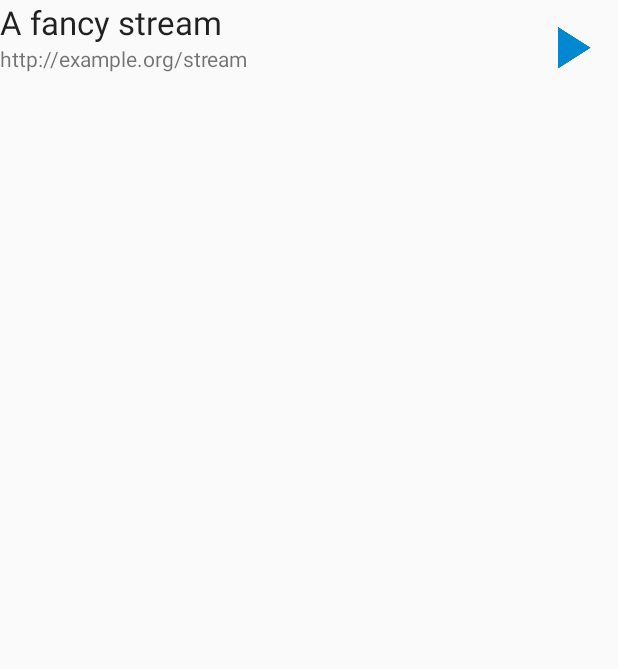
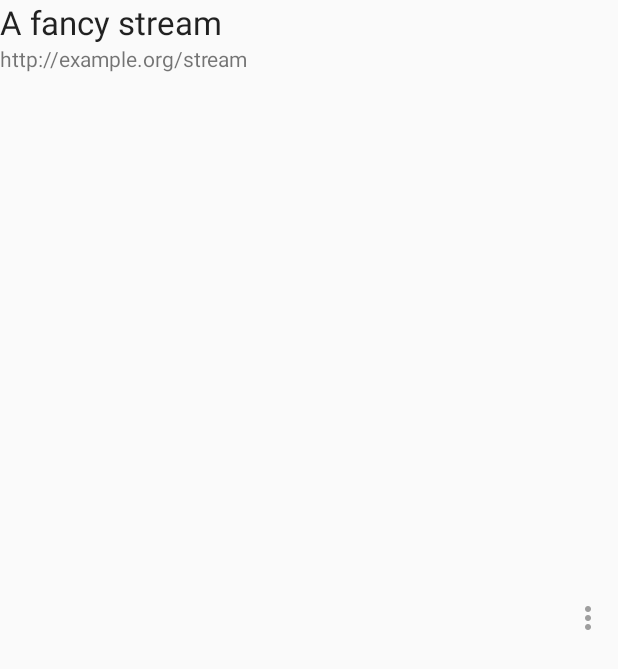
Before and after one commit to felixb/basscast, an Android app: the layout list_item_stream.xml on its own in the app's theme, with its tools: preview values and no code run, on a phone screen of 412 x 824 dp. Shown: the top 669 px of the screen. Run offline under Robolectric (Android 15) with nearby library versions, the phone set to English and light mode, and no system bars.

Commit message:
Make play the default action when clicking a stream
add popup menu for edit/delete

refs #10

```diff
--- a/app/src/main/java/de/ub0r/android/basscast/EditStreamActivity.java
+++ b/app/src/main/java/de/ub0r/android/basscast/EditStreamActivity.java
@@ -83,7 +83,7 @@ public class EditStreamActivity extends AppCompatActivity {
                 }
                 return true;
             case R.id.action_delete:
-                deleteStream();
+                StreamUtils.deleteStream(this, mStream);
                 finish();
                 return true;
             default:
@@ -146,10 +146,6 @@ public class EditStreamActivity extends AppCompatActivity {
         }
     }
 
-    private void deleteStream() {
-        getContentResolver().delete(mStream.getUri(), null, null);
-    }
-
     private Stream fetchStream(final Uri uri) {
         Cursor cursor = getContentResolver().query(uri, null, null, null, null);
         if (cursor != null) {
--- /dev/null
+++ b/app/src/main/res/drawable-v21/button_selector.xml
@@ -0,0 +1,11 @@
+<?xml version="1.0" encoding="utf-8"?>
+<ripple
+        xmlns:android="http://schemas.android.com/apk/res/android"
+        android:color="@android:color/darker_gray">
+    <item
+            android:id="@android:id/mask">
+        <shape android:shape="oval">
+            <solid android:color="@android:color/background_light"/>
+        </shape>
+    </item>
+</ripple>
--- /dev/null
+++ b/app/src/main/res/drawable/button_selector.xml
@@ -0,0 +1,9 @@
+<?xml version="1.0" encoding="utf-8"?>
+<selector xmlns:android="http://schemas.android.com/apk/res/android">
+    <item
+            android:state_pressed="true"
+            android:drawable="@android:color/darker_gray"/>
+
+    <item
+            android:drawable="@android:color/background_light"/>
+</selector>
--- a/app/src/main/res/layout/list_item_stream.xml
+++ b/app/src/main/res/layout/list_item_stream.xml
@@ -6,14 +6,14 @@
         android:background="@drawable/list_selector">
 
     <ImageButton
-            android:id="@+id/action_play"
+            android:id="@+id/action_context_menu"
             android:layout_width="wrap_content"
             android:layout_height="wrap_content"
-            android:layout_alignParentTop="true"
+            android:layout_centerVertical="true"
             android:layout_alignParentRight="true"
             android:layout_alignParentEnd="true"
-            android:src="@drawable/ic_av_play_ripple"
-            android:background="@android:color/transparent"
+            android:src="@drawable/ic_navigation_more_vert"
+            android:background="@drawable/button_selector"
             android:text="@string/action_play"/>
 
     <TextView
@@ -22,8 +22,8 @@
             android:layout_height="wrap_content"
             android:layout_alignParentLeft="true"
             android:layout_alignParentStart="true"
-            android:layout_toLeftOf="@id/action_play"
-            android:layout_toStartOf="@id/action_play"
+            android:layout_toLeftOf="@id/action_context_menu"
+            android:layout_toStartOf="@id/action_context_menu"
             android:textAppearance="?android:textAppearanceLarge"
             android:text="A fancy stream"/>
 
@@ -34,8 +34,8 @@
             android:layout_below="@+id/title"
             android:layout_alignParentLeft="true"
             android:layout_alignParentStart="true"
-            android:layout_toLeftOf="@id/action_play"
-            android:layout_toStartOf="@id/action_play"
+            android:layout_toLeftOf="@id/action_context_menu"
+            android:layout_toStartOf="@id/action_context_menu"
             android:textAppearance="?android:textAppearanceSmall"
             android:ellipsize="middle"
             android:maxLines="2"
--- a/app/src/main/res/values/strings.xml
+++ b/app/src/main/res/values/strings.xml
@@ -2,6 +2,7 @@
     <string name="app_name">BassCast</string>
     <string name="action_settings">Settings</string>
     <string name="action_cast">Connect to Google Cast</string>
+    <string name="action_edit">Edit</string>
     <string name="action_save">Save</string>
     <string name="action_delete">Delete</string>
     <string name="action_play">Play</string>
```
Also changed, not shown: app/src/main/java/de/ub0r/android/basscast/BrowseActivity.java (+1 -6 lines), app/src/main/java/de/ub0r/android/basscast/BrowseFragment.java (+28 -8 lines), app/src/main/java/de/ub0r/android/basscast/StreamUtils.java (added, +24 -0 lines), app/src/main/res/menu/menu_browse_context.xml (added, +11 -0 lines), app/src/main/res/drawable-hdpi/ic_navigation_more_vert.png (added), app/src/main/res/drawable-mdpi/ic_navigation_more_vert.png (added), app/src/main/res/drawable-xhdpi/ic_navigation_more_vert.png (added), app/src/main/res/drawable-xxhdpi/ic_navigation_more_vert.png (added), app/src/main/res/drawable-xxxhdpi/ic_navigation_more_vert.png (added).
